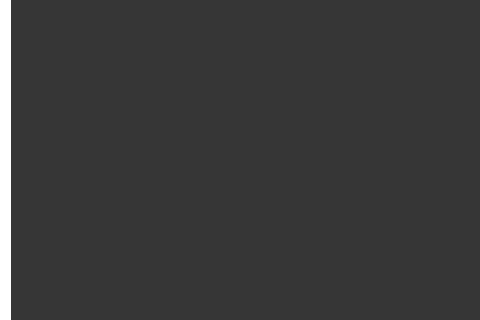
Before: the Qt Designer form ui/ui_design/main_win.ui in Epochmaking/xiaoxia_contribution_statistic_tool, drawn with Qt 5; both pictures show x 0 to 480 and y 210 to 530 of the 1000 by 700 pixel window.
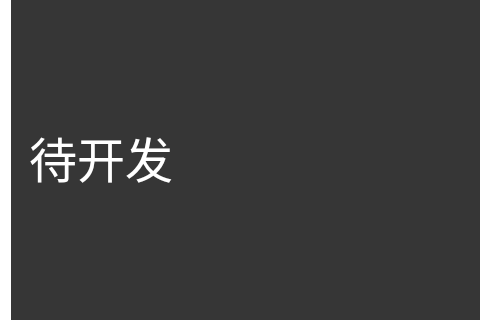
After: the same form once the commit is applied. The open tabs and pages were chosen to show the change. Icons and pictures are not drawn.

What changed in the file:
```diff
--- a/ui/ui_design/main_win.ui
+++ b/ui/ui_design/main_win.ui
@@ -1202,7 +1202,25 @@
              </item>
             </layout>
            </widget>
-           <widget class="QWidget" name="page_3"/>
+           <widget class="QWidget" name="page_3">
+            <layout class="QVBoxLayout" name="verticalLayout_5">
+             <item>
+              <widget class="QLabel" name="label_3">
+               <property name="font">
+                <font>
+                 <pointsize>36</pointsize>
+                </font>
+               </property>
+               <property name="styleSheet">
+                <string notr="true">color: rgb(255,255,255);</string>
+               </property>
+               <property name="text">
+                <string>待开发</string>
+               </property>
+              </widget>
+             </item>
+            </layout>
+           </widget>
           </widget>
          </item>
         </layout>
```
Left out of the diff: 2 changed lines with no effect on the pictures.
